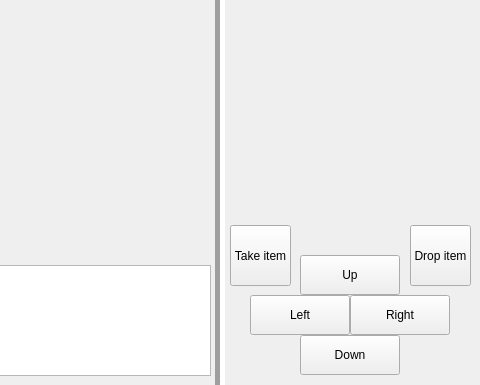
Nathan-Btg/Zork-CS-4076, file Zork-Project/mainwindow.ui: the form before one commit; both pictures show x 320 to 800 and y 215 to 600 of the 800 by 600 pixel window.
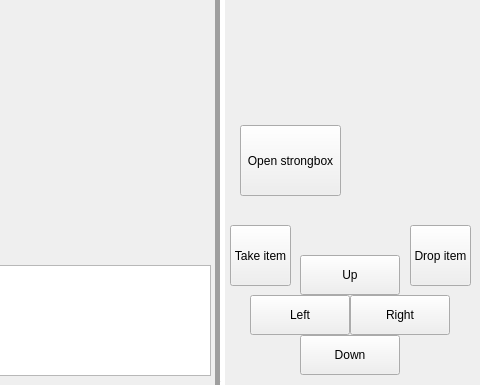
The form after the commit.

Diff of the .ui file:
```diff
--- a/Zork-Project/mainwindow.ui
+++ b/Zork-Project/mainwindow.ui
@@ -219,6 +219,19 @@
      <string>Drop item</string>
     </property>
    </widget>
+   <widget class="QPushButton" name="strongbox">
+    <property name="geometry">
+     <rect>
+      <x>560</x>
+      <y>340</y>
+      <width>101</width>
+      <height>71</height>
+     </rect>
+    </property>
+    <property name="text">
+     <string>Open strongbox</string>
+    </property>
+   </widget>
   </widget>
  </widget>
  <resources/>
```
